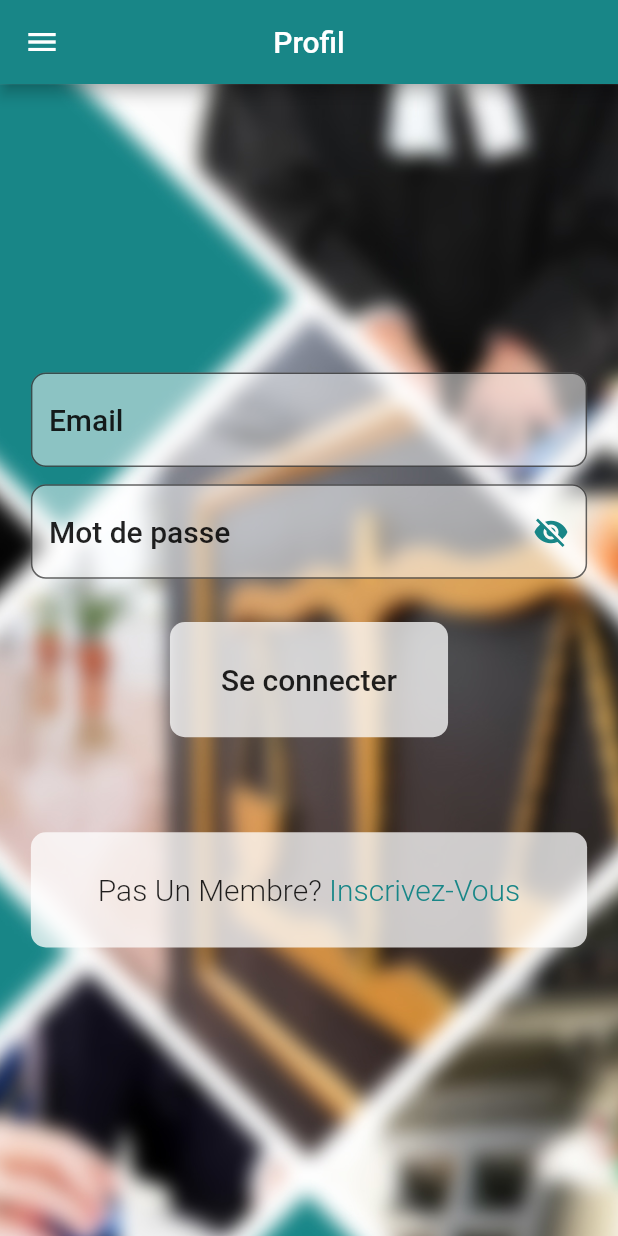
After one commit to kacemws/justice_dz, a Flutter app: the SignIn screen opened by its route, on a phone screen of 412 x 824 dp. The commit adds this screen. Run offline on Flutter 3.47's test engine with Material 2 defaults, Android fonts, the phone set to English and light mode, and no system bars; our stand-ins replace cloud_firestore, firebase_auth, flare_flutter, font_awesome_flutter, shared_preferences; accounts and stored records are empty.

Commit message:
fixed some display issues, added a profile page where for now users can use it to signin,

```diff
--- a/lib/main.dart
+++ b/lib/main.dart
@@ -6,6 +6,7 @@ import 'package:justice_dz/presentation/screens/ContactUs.dart';
 import 'package:justice_dz/presentation/screens/LocationSelector.dart';
 import 'package:justice_dz/presentation/screens/MainHomePage.dart';
 import 'package:justice_dz/presentation/screens/Settings.dart';
+import 'package:justice_dz/presentation/screens/SignIn.dart';
 import 'package:justice_dz/presentation/screens/SignupScreen.dart';
 import 'package:justice_dz/presentation/screens/SplashScreen.dart';
 import 'package:provider/provider.dart';
@@ -72,6 +73,7 @@ class MyApp extends StatelessWidget {
           '/' : (context)=> SplashScreen(),
           MainHomePage.route : (context) => MainHomePage(),
           SignupScreen.route : (context) => SignupScreen(),
+          SignIn.route : (context) => SignIn(),
           WilayaSelector.route : (context) => WilayaSelector(),
           PersonDetails.route : (context)=> PersonDetails(),
           Settings.route : (context)=> Settings(),
--- a/lib/models/HttpException.dart
+++ b/lib/models/HttpException.dart
@@ -0,0 +1,12 @@
+
+class HttpException implements Exception {
+  final String message;
+
+  HttpException(this.message);
+
+  @override
+  String toString() {
+    return message;
+    // return super.toString(); // Instance of HttpException
+  }
+}
--- a/lib/models/Justicedz.dart
+++ b/lib/models/Justicedz.dart
@@ -286,8 +286,7 @@ class Justicedz with ChangeNotifier{
     "&horaire=" + values["horaire"]+
     "&details=" + values["details"]+
     "&wilaya=" + values["wilaya"]+
-    "&commune=" + values["commune"]+
-    "&gps=" + values["gps"];
+    "&commune=" + values["commune"];
 
     try{
       final resp = await http.post(
--- /dev/null
+++ b/lib/models/auth.dart
@@ -0,0 +1,37 @@
+import 'dart:async';
+import 'package:firebase_auth/firebase_auth.dart';
+import 'package:flutter/foundation.dart';
+
+import 'HttpException.dart';
+
+
+class Auth with ChangeNotifier{
+
+
+
+
+  Future<void> _authenticate( String email, String password, String urlSegment) async {
+
+
+    try {
+
+      await FirebaseAuth.instance.signInWithEmailAndPassword(email: email, password: password);
+
+    } catch (error) {
+      print(error);
+      throw HttpException(error.toString());
+    }
+  }
+
+  Future<void> login(String email, String password) async {
+    return _authenticate(email, password, 'signInWithPassword');
+  }
+
+  Future<void> logout() async {
+    await FirebaseAuth.instance.signOut();
+  }
+
+
+
+
+}
--- a/lib/presentation/items/CatItem.dart
+++ b/lib/presentation/items/CatItem.dart
@@ -43,7 +43,8 @@ class CatItem extends StatelessWidget {
               Text(
                 cat.nom.toUpperCase(),
                 textAlign: TextAlign.center,
-                style: Theme.of(context).textTheme.headline6.copyWith(
+                style: Theme.of(context).textTheme.subtitle2.copyWith(
+                  fontWeight: FontWeight.bold
                   // color: Theme.of(context).primaryColor
                 ),
               )
--- /dev/null
+++ b/lib/presentation/screens/SignIn.dart
@@ -0,0 +1,326 @@
+import 'package:flutter/material.dart';
+import 'package:justice_dz/models/auth.dart';
+import 'package:justice_dz/presentation/tools/CustomDrawer.dart';
+
+import 'package:provider/provider.dart';
+
+import 'SignupScreen.dart';
+
+import '../../models/HttpException.dart';
+
+class SignIn extends StatefulWidget {
+  static final route = "/sign-in";
+  @override
+  _SignInState createState() => _SignInState();
+}
+
+class _SignInState extends State<SignIn> {
+
+  final passwordField = FocusNode(); //to move to the other textfield
+  var _hidePassword = true; // to control wheter we want to show the password or not
+  var _isloading = false;
+
+  var _userInfos = {
+    "email" : "",
+    "password" : ""
+  };
+
+  final GlobalKey<ScaffoldState> _scaffoldKey = new GlobalKey<ScaffoldState>();
+  var _formKey = GlobalKey<FormState>(); // to control the form
+
+  void switchToggle(){ // function that changes to visibility of the password
+    setState(() {
+      _hidePassword = !_hidePassword;
+    });
+  }
+
+
+
+  @override
+  Widget build(BuildContext context) {
+
+    void _showErrorDialog(String message) {
+      showDialog(
+        context: context,
+        builder: (ctx) => AlertDialog(
+          title: Text('Erreur!'),
+          content: Text(message),
+          actions: <Widget>[
+            FlatButton(
+              child: Text('Ok'),
+              onPressed: () {
+                Navigator.of(ctx).pop();
+              },
+            )
+          ],
+        ),
+      );
+    }
+
+    Future<void> _saveFields() async{
+
+      FocusScope.of(context).unfocus();
+      var isValid = _formKey.currentState.validate();
+      if(!isValid) return;
+
+      _formKey.currentState.save();
+
+      print(_userInfos["email"]+" : "+_userInfos["password"]);
+      setState(() {
+        _isloading = true;
+      });
+      try{
+        await Provider.of<Auth>(context, listen: false).login(
+          _userInfos['email'],
+          _userInfos['password'],
+        );
+
+
+      } on HttpException catch(error){
+        var errorMessage = 'Authentication failed';
+
+        if (error.toString().contains('INVALID_EMAIL')) {
+          errorMessage = 'Email Invalide.';
+        } else if (error.toString().contains('ERROR_USER_NOT_FOUND')) {
+          errorMessage = 'Email non trouvé.';
+        } else if (error.toString().contains('ERROR_WRONG_PASSWORD')) {
+          errorMessage = 'Mot De Passe Invalide.';
+        }
+        _showErrorDialog(errorMessage);
+      } catch(error){
+        const errorMessage = 'Could not authenticate you. Please try again later.';
+        _showErrorDialog(errorMessage);
+      }
+      setState(() {
+        _isloading = false;
+      });
+
+    }
+    var _appBar = AppBar(
+      title: Text("Profil"),
+      centerTitle: true,
+    );
+
+    var _height = MediaQuery.of(context).size.height - MediaQuery.of(context).padding.top - MediaQuery.of(context).padding.bottom - _appBar.preferredSize.height;
+    var _width = MediaQuery.of(context).size.width; // the width of the current screen
+
+    return SafeArea(
+
+      top: true,
+      right : true,
+      bottom: true,
+      left:true,
+
+      child: Scaffold(
+        key: _scaffoldKey,
+        appBar: _appBar,
+        drawer: CustomDrawer(),
+
+        body: Container(
+          height: _height,
+          width: _width,
+
+          child: SingleChildScrollView(
+            child: Stack(
+              children: <Widget>[
+
+                Column(
+                  mainAxisAlignment: MainAxisAlignment.spaceBetween,
+                  children: <Widget>[
+
+                    Image.asset(
+                      "assets/justice-b.jpg",
+                      height: _height * 1,
+                      width: _width,
+                      fit: BoxFit.cover,
+                    ),
+
+                  ],
+                ),
+
+                Container(
+                  height: _height,
+                  width: _width,
+                  margin: EdgeInsets.symmetric(
+                    horizontal: _width *0.05
+                  ),
+                  child: Form(
+                    key : _formKey,
+                    child: Column(
+
+                      crossAxisAlignment: CrossAxisAlignment.center,
+                      mainAxisAlignment: MainAxisAlignment.center,
+                      children: <Widget>[
+
+                        TextFormField(
+
+                          cursorColor: Theme.of(context).primaryColor,
+
+                          decoration: InputDecoration(
+                            filled: true,
+                            fillColor: Colors.white.withOpacity(0.5),
+                            hintText: "Email",
+                            hintStyle: Theme.of(context).textTheme.headline6,
+
+                            border: OutlineInputBorder(
+                              borderRadius: BorderRadius.circular(10),
+                              borderSide: BorderSide(
+                                color: Theme.of(context).primaryColor,
+                                width: 1.5
+                              )
+                            )
+                          ),
+
+                          onFieldSubmitted: (_){
+                            FocusScope.of(context).requestFocus(passwordField); // move to the other textfield
+                          },
+
+                          validator: (value){
+                            if(!value.contains("@") || value.isEmpty) return "Veuillez Introduire Un Email Valide";
+                              return null;
+                          },
+
+                          onSaved: (value){
+                            _userInfos["email"] = value;
+                          },
+
+                          keyboardType: TextInputType.emailAddress,
+                          textInputAction: TextInputAction.next,
+
+                        ),
+
+                        SizedBox(
+                          height: _height * 0.015,
+                        ),
+
+                        TextFormField(
+                          cursorColor: Theme.of(context).primaryColor,
+
+                          decoration: InputDecoration(
+                            filled: true,
+                            fillColor: Colors.white.withOpacity(0.5),
+                            hintText: "Mot de passe",
+                            hintStyle: Theme.of(context).textTheme.headline6,
+
+                            suffixIcon: IconButton(
+                              color: Theme.of(context).primaryColor,
+                              icon: Icon(_hidePassword? Icons.visibility_off : Icons.visibility ),
+                              onPressed: switchToggle
+                            ),
+
+                            border: OutlineInputBorder(
+                              borderRadius: BorderRadius.circular(10),
+                              borderSide: BorderSide(
+                                color: Theme.of(context).primaryColor,
+                                width: 1.5
+                              )
+                            )
+
+                          ),
+
+                          focusNode: passwordField,
+
+                          textInputAction: TextInputAction.done,
+                          keyboardType: TextInputType.visiblePassword,
+
+                          obscureText: _hidePassword,
+
+                          validator: (value){
+                            return value.isEmpty? "Veuillez Introduire Un Mot De Passe" : null;
+                          },
+
+                          onFieldSubmitted: (_)=>_saveFields(),
+
+                          onSaved: (value){
+                            _userInfos["password"] = value;
+                          },
+
+                        ),
+
+                        SizedBox(
+                          height: _height * 0.02,
+                        ),
+
+                        Container(
+                          margin: EdgeInsets.symmetric(vertical: _height * 0.0075, horizontal: _width * 0.05),
+                          width: _width * 0.55,
+                          child: _isloading? Center(child: CircularProgressIndicator()) :GestureDetector(
+                            onTap: _saveFields,
+                            child: Container(
+
+                              height: _height * 0.1,
+                                // width: _width * 0.5,
+
+                              margin: EdgeInsets.symmetric(
+                                horizontal: _width *0.05,
+                                vertical: _height *0.01
+                              ),
+
+                              decoration: BoxDecoration(
+                                color: Colors.white.withOpacity(0.75),
+                                borderRadius: BorderRadius.circular(10),
+                              ),
+
+                              alignment: Alignment.center,
+                              child: FittedBox(
+                                fit: BoxFit.scaleDown,
+                                child: Text(
+                                 "Se connecter",
+                                  style: Theme.of(context).textTheme.headline6.copyWith(
+                                    // color: Theme.of(context).primaryColor
+                                  ),
+                                )
+                              ),
+                            ),
+                          )
+                        ),
+
+                        Container(
+                          margin: EdgeInsets.symmetric(vertical: _height * 0.0075, horizontal: _width * 0.05),
+
+                          width: _width * 0.55,
+                          height: _height*0.05,
+                          child: SizedBox(),
+
+                        ),
+
+                        Container(
+                          height: _height *0.1,
+                          decoration: BoxDecoration(
+                            color: Colors.white.withOpacity(0.75),
+                            borderRadius: BorderRadius.circular(10),
+                          ),
+                          child: Row(
+                            mainAxisAlignment: MainAxisAlignment.center,
+                            children: <Widget>[
+                              Text(
+                                "Pas Un Membre?",
+                                style: TextStyle(fontSize: 20,fontWeight: FontWeight.w300),
+                              ),
+
+                              GestureDetector(
+                                onTap: ()=>Navigator.of(context).pushNamed(
+                                  SignupScreen.route,
+                                ),
+
+                                child:Text(
+                                  " Inscrivez-Vous",
+                                  style: TextStyle(fontSize: 20,fontWeight: FontWeight.w300,color: Theme.of(context).primaryColor)
+                                ),
+
+                              )
+                            ],
+                          ),
+                        )
+                      ]
+                    )
+                  ),
+                ),
+              ],
+            ),
+          )
+        ),
+      ),
+    );
+  }
+}
--- a/pubspec.yaml
+++ b/pubspec.yaml
@@ -28,6 +28,7 @@ dependencies:
   shared_preferences: ^0.5.8
   font_awesome_flutter: ^8.8.1
   http: ^0.12.0+4
+  firebase_auth: ^0.16.1
   # The following adds the Cupertino Icons font to your application.
   # Use with the CupertinoIcons class for iOS style icons.
   cupertino_icons: ^0.1.2
```
Also changed, not shown: lib/presentation/screens/SignupScreen.dart (+3 -9 lines), lib/presentation/tools/CustomDrawer.dart (+24 -6 lines), pubspec.lock.
